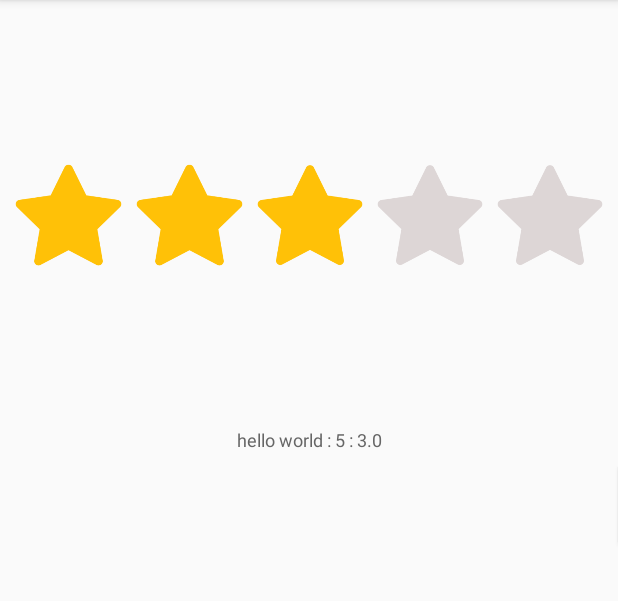
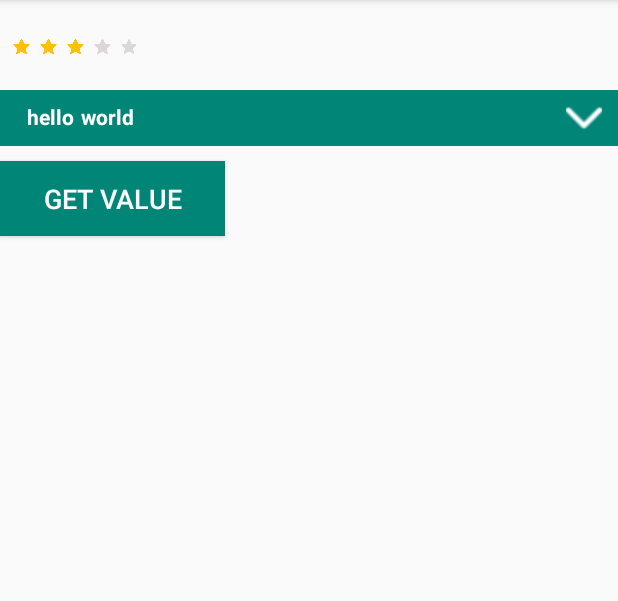
Before and after one commit to GamalSebaee/myCustomViews, an Android app: the screen it shows after launch (MainActivity), on a phone screen of 412 x 824 dp, the part 84-685 px from its top. Run offline under Robolectric (Android 15) with nearby library versions, the phone set to English and light mode, and no system bars.

Commit message:
#this first push

```diff
--- a/app/src/main/java/com/magints/customviews/MainActivity.java
+++ b/app/src/main/java/com/magints/customviews/MainActivity.java
@@ -7,15 +7,25 @@ import android.widget.Button;
 import android.widget.Toast;
 
 import com.libs.customlibs.CustomRatingBar;
+import com.libs.customlibs.CustomSpinnerView;
+import com.libs.customlibs.spinner_dailog.CustomSpinnerModel;
+import com.libs.customlibs.spinner_dailog.SpinnerListCallBack;
 
-public class MainActivity extends AppCompatActivity {
+import java.util.ArrayList;
+import java.util.List;
+
+public class MainActivity extends AppCompatActivity implements SpinnerListCallBack.PopUpCallBack {
  Button btnViewData;
+ CustomSpinnerView spinnerList;
+
     CustomRatingBar customRateBar;
+    List<CustomSpinnerModel> allDataList=new ArrayList<>();
     @Override
     protected void onCreate(Bundle savedInstanceState) {
         super.onCreate(savedInstanceState);
         setContentView(R.layout.activity_main);
         customRateBar=findViewById(R.id.customRateBar);
+        spinnerList=findViewById(R.id.spinnerList);
         btnViewData=findViewById(R.id.btnViewData);
         btnViewData.setOnClickListener(new View.OnClickListener() {
             @Override
@@ -24,5 +34,17 @@ public class MainActivity extends AppCompatActivity {
             }
         });
 
+        for(int i=0;i<50;i++){
+            CustomSpinnerModel customSpinnerModel=new CustomSpinnerModel();
+            customSpinnerModel.setSpinnerText("جمال سباعي "+i);
+            allDataList.add(customSpinnerModel);
+        }
+        spinnerList.setAllDataList(allDataList);
+
+    }
+
+    @Override
+    public void popUp_ChooseCustomCountry(int postion, CustomSpinnerModel customSpinnerModel) {
+        spinnerList.popUp_ChooseCustomCountry(postion,customSpinnerModel);
     }
 }
--- a/app/src/main/res/layout/activity_main.xml
+++ b/app/src/main/res/layout/activity_main.xml
@@ -1,23 +1,38 @@
 <?xml version="1.0" encoding="utf-8"?>
-<androidx.constraintlayout.widget.ConstraintLayout xmlns:android="http://schemas.android.com/apk/res/android"
+<LinearLayout xmlns:android="http://schemas.android.com/apk/res/android"
+    xmlns:SmartNumericTextView="http://schemas.android.com/apk/res-auto"
     xmlns:app="http://schemas.android.com/apk/res-auto"
     xmlns:tools="http://schemas.android.com/tools"
     android:layout_width="match_parent"
     android:layout_height="match_parent"
-    xmlns:SmartNumericTextView="http://schemas.android.com/apk/res-auto"
+    android:orientation="vertical"
     tools:context=".MainActivity">
 
     <com.libs.customlibs.CustomRatingBar
         android:id="@+id/customRateBar"
-        android:layout_width="match_parent"
-        android:layout_height="wrap_content"
+        android:layout_width="100dp"
+        android:layout_height="50dp"
+
         android:layout_marginTop="10dp"
         SmartNumericTextView:num_stars="5"
-        app:layout_constraintTop_toTopOf="parent"
-        app:layout_constraintStart_toEndOf="parent"
         SmartNumericTextView:text="hello world"
-        SmartNumericTextView:valueRate="3" />
+        SmartNumericTextView:valueRate="3"
+        app:layout_constraintStart_toStartOf="parent"
+        app:layout_constraintTop_toTopOf="parent" />
 
+    <com.libs.customlibs.CustomSpinnerView
+        android:id="@+id/spinnerList"
+        app:setImage="false"
+        app:hideText="false"
+        android:paddingLeft="5dp"
+        android:paddingRight="5dp"
+        app:textColor="#fff"
+        app:setArrowColor="#fff"
+        app:fontType="txt_font"
+        app:text="hello world"
+        android:background="@color/colorPrimary"
+        android:layout_width="match_parent"
+        android:layout_height="wrap_content" />
 
     <Button
         android:id="@+id/btnViewData"
@@ -30,4 +45,4 @@
         android:textSize="18sp"
         app:layout_constraintStart_toStartOf="@id/customRateBar"
         app:layout_constraintTop_toBottomOf="@id/customRateBar" />
-</androidx.constraintlayout.widget.ConstraintLayout>
+</LinearLayout>
--- a/build.gradle
+++ b/build.gradle
@@ -8,6 +8,7 @@ buildscript {
     }
     dependencies {
         classpath 'com.android.tools.build:gradle:3.4.2'
+        classpath 'com.novoda:bintray-release:0.8.0'
         classpath 'com.jfrog.bintray.gradle:gradle-bintray-plugin:1.8.4'
         classpath "com.github.dcendents:android-maven-gradle-plugin:1.5"
         // NOTE: Do not place your application dependencies here; they belong
@@ -20,6 +21,7 @@ allprojects {
     repositories {
         google()
         jcenter()
+        maven { url 'https://jitpack.io' }
 
     }
 }
--- /dev/null
+++ b/littlecustomlib/src/main/java/com/libs/customlibs/CustomSpinnerView.java
@@ -0,0 +1,143 @@
+package com.libs.customlibs;
+
+import android.annotation.SuppressLint;
+import android.content.Context;
+import android.content.res.TypedArray;
+import android.graphics.Typeface;
+import android.graphics.drawable.Drawable;
+import android.os.Bundle;
+import android.util.AttributeSet;
+import android.view.View;
+import android.view.ViewGroup;
+import android.widget.ImageView;
+import android.widget.LinearLayout;
+import android.widget.TextView;
+
+import androidx.annotation.Nullable;
+import androidx.fragment.app.FragmentActivity;
+
+import com.google.gson.Gson;
+import com.libs.customlibs.spinner_dailog.CustomSpinnerModel;
+import com.libs.customlibs.spinner_dailog.SpinnerListCallBack;
+import com.libs.customlibs.spinner_dailog.SpinnerPopupList;
+
+import java.lang.ref.SoftReference;
+import java.util.ArrayList;
+import java.util.Hashtable;
+import java.util.List;
+
+public class CustomSpinnerView extends LinearLayout implements SpinnerListCallBack.PopUpCallBack {
+    private Context context;
+    ImageView spinnerImageView;
+    TextView spinnerTextView;
+    ImageView spinnerArrowImg;
+    private boolean addImageIconStatus = false;
+    private List<CustomSpinnerModel> allDataList = new ArrayList<>();
+
+    public CustomSpinnerView(Context context, @Nullable AttributeSet attrs) {
+        super(context, attrs);
+        inflate(context, R.layout.spinner_content, this);
+        this.context = context;
+        LinearLayout spinner_Content = findViewById(R.id.spinner_Content);
+        spinnerImageView = findViewById(R.id.spinnerImg);
+        spinnerArrowImg = findViewById(R.id.spinnerArrow);
+        spinnerTextView = findViewById(R.id.spinnerTxt);
+        @SuppressLint("CustomViewStyleable")
+        TypedArray attributes = context.obtainStyledAttributes(attrs,
+                R.styleable.customSpinner);
+        TypedArray attributes2 = context.obtainStyledAttributes(attrs,
+                R.styleable.SmartNumericTextView);
+        if (attributes != null) {
+
+            addImageIconStatus = attributes.getBoolean(R.styleable.customSpinner_setImage, false);
+            boolean addTextIconStatus = attributes.getBoolean(R.styleable.customSpinner_hideText, false);
+            if (addImageIconStatus) {
+                spinnerImageView.setVisibility(VISIBLE);
+            } else {
+                spinnerImageView.setVisibility(GONE);
+            }
+
+            if (addTextIconStatus) {
+                spinnerTextView.setVisibility(View.GONE);
+            } else {
+                spinnerTextView.setVisibility(VISIBLE);
+            }
+        }
+
+        spinnerTextView.setText(attributes2.getString(R.styleable.SmartNumericTextView_text));
+        spinnerTextView.setTextColor(attributes2.getColor(R.styleable.SmartNumericTextView_textColor, context.getResources().getColor(R.color.colorAccent)));
+        if (attributes != null) {
+            spinnerArrowImg.setColorFilter(attributes.getColor(R.styleable.customSpinner_setArrowColor,
+                    context.getResources().getColor(R.color.colorAccent)));
+        }
+
+        String fontType = attributes2.getString(R.styleable.SmartNumericTextView_fontType);
+        if (fontType != null) {
+            spinnerTextView.setTypeface(getFont(fontType));
+        }
+
+        if (attributes != null) {
+            Drawable drawable = attributes.getDrawable(R.styleable.customSpinner_setArrowIcon);
+            if (drawable != null) {
+                spinnerArrowImg.setImageDrawable(drawable);
+            } else {
+                spinnerArrowImg.setImageResource(R.drawable.ic_arrow_icon);
+            }
+
+        }
+
+        spinner_Content.setOnClickListener(new OnClickListener() {
+            @Override
+            public void onClick(View view) {
+
+                openSpinnerListAdater();
+            }
+        });
+
+
+    }
+
+    private void openSpinnerListAdater() {
+        FragmentActivity fragmentActivity = (FragmentActivity) context;
+        SpinnerPopupList spinnerPopupList = new SpinnerPopupList();
+        Bundle bundle = new Bundle();
+        bundle.putString("data_list", new Gson().toJson(getAllDataList()));
+        bundle.putBoolean("show_img", addImageIconStatus);
+        spinnerPopupList.setArguments(bundle);
+        spinnerPopupList.show(fragmentActivity.getSupportFragmentManager(), "tag");
+    }
+
+    public List<CustomSpinnerModel> getAllDataList() {
+        return allDataList;
+    }
+
+    public void setAllDataList(List<CustomSpinnerModel> allDataList) {
+        this.allDataList = allDataList;
+    }
+
+    @Override
+    public void popUp_ChooseCustomCountry(int postion, CustomSpinnerModel customSpinnerModel) {
+        spinnerTextView.setText(customSpinnerModel.getSpinnerText());
+    }
+
+    private static final Hashtable<String, SoftReference<Typeface>> fontCache = new Hashtable<String, SoftReference<Typeface>>();
+
+    private Typeface getFont(String name) {
+        synchronized (fontCache) {
+            if (fontCache.get(name) != null) {
+                SoftReference<Typeface> ref = fontCache.get(name);
+                if (ref.get() != null) {
+                    return ref.get();
+                }
+            }
+
+            Typeface typeface = Typeface.createFromAsset(
+                    context.getAssets(),
+                    /*"AppFonts/" +*/"txt_font.ttf"
+            );
+            fontCache.put(name, new SoftReference<Typeface>(typeface));
+
+            return typeface;
+        }
+    }
+}
--- /dev/null
+++ b/littlecustomlib/src/main/java/com/libs/customlibs/spinner_dailog/CustomSpinnerModel.java
@@ -0,0 +1,31 @@
+package com.libs.customlibs.spinner_dailog;
+
+public class CustomSpinnerModel {
+    private String spinnerText;
+    private int spinnerIcon;
+    private String spinnerImageLink;
+
+    public String getSpinnerText() {
+        return spinnerText;
+    }
+
+    public void setSpinnerText(String spinnerText) {
+        this.spinnerText = spinnerText;
+    }
+
+    public int getSpinnerIcon() {
+        return spinnerIcon;
+    }
+
+    public void setSpinnerIcon(int spinnerIcon) {
+        this.spinnerIcon = spinnerIcon;
+    }
+
+    public String getSpinnerImageLink() {
+        return spinnerImageLink;
+    }
+
+    public void setSpinnerImageLink(String spinnerImageLink) {
+        this.spinnerImageLink = spinnerImageLink;
+    }
+}
--- /dev/null
+++ b/littlecustomlib/src/main/java/com/libs/customlibs/spinner_dailog/SpinnerListCallBack.java
@@ -0,0 +1,11 @@
+package com.libs.customlibs.spinner_dailog;
+
+public interface SpinnerListCallBack {
+    interface AdapterCallBack {
+        void chooseCustomCountry(int postion,CustomSpinnerModel customSpinnerModel);
+    }
+
+    interface PopUpCallBack {
+        void popUp_ChooseCustomCountry(int postion,CustomSpinnerModel customSpinnerModel);
+    }
+}
--- a/littlecustomlib/src/main/res/layout/rating_bar_content.xml
+++ b/littlecustomlib/src/main/res/layout/rating_bar_content.xml
@@ -9,7 +9,7 @@
     <ImageView
         android:id="@+id/image"
         android:layout_width="80dp"
-        android:layout_height="70dp"
+        android:layout_height="1dp"
         android:layout_marginBottom="8dp"
         android:visibility="gone"
         tools:ignore="ContentDescription"
--- /dev/null
+++ b/littlecustomlib/src/main/res/layout/spinner_content.xml
@@ -0,0 +1,44 @@
+<?xml version="1.0" encoding="utf-8"?>
+<LinearLayout xmlns:android="http://schemas.android.com/apk/res/android"
+    xmlns:tools="http://schemas.android.com/tools"
+    android:layout_width="match_parent"
+    android:layout_height="wrap_content"
+    android:orientation="vertical">
+
+    <LinearLayout
+        android:id="@+id/spinner_Content"
+        android:layout_width="match_parent"
+        android:layout_height="wrap_content"
+        android:orientation="horizontal"
+        android:padding="5dp"
+        tools:ignore="UselessParent">
+        <ImageView
+            android:id="@+id/spinnerImg"
+            android:layout_width="45dp"
+            android:layout_height="45dp"
+            android:layout_gravity="center_vertical"
+            android:src="@drawable/ic_arrow_icon"
+            tools:ignore="ContentDescription" />
+        <TextView
+            android:id="@+id/spinnerTxt"
+            android:layout_width="0dp"
+            android:layout_marginLeft="7dp"
+            android:layout_marginRight="7dp"
+            android:layout_gravity="center_vertical"
+            android:text="@string/app_name"
+            android:layout_height="wrap_content"
+            android:layout_weight="1" />
+
+        <ImageView
+            android:id="@+id/spinnerArrow"
+            android:layout_gravity="center_vertical"
+            android:layout_width="wrap_content"
+            android:layout_height="wrap_content"
+            android:maxHeight="20dp"
+            android:maxWidth="20dp"
+            android:src="@drawable/ic_arrow_icon"
+            tools:ignore="ContentDescription" />
+
+    </LinearLayout>
+
+</LinearLayout>
```
Also changed, not shown: littlecustomlib/build.gradle (+22 -26 lines), littlecustomlib/src/main/java/com/libs/customlibs/UiUtil.java (added, +67 -0 lines), littlecustomlib/src/main/java/com/libs/customlibs/spinner_dailog/SpinnerListAdapter.java (added, +104 -0 lines), littlecustomlib/src/main/java/com/libs/customlibs/spinner_dailog/SpinnerPopupList.java (added, +96 -0 lines), littlecustomlib/src/main/res/drawable/search_view_bg.xml (added, +9 -0 lines), littlecustomlib/src/main/res/layout/fragment_country_list_dialog.xml (added, +47 -0 lines), littlecustomlib/src/main/res/layout/spinner_row_item.xml (added, +49 -0 lines), littlecustomlib/src/main/res/values/attrs.xml (+8 -0 lines), littlecustomlib/src/main/res/values/styles.xml (added, +8 -0 lines), app/src/main/assets/txt_font.ttf (added), littlecustomlib/src/main/res/drawable/ic_arrow_icon.png (added), littlecustomlib/src/main/res/drawable/ic_search_icon.png (added).
